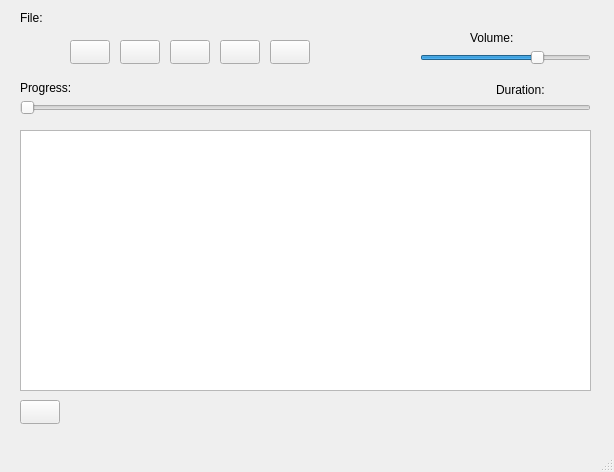
The window that Qt/MediaPlayerPD_321/MainWindow.ui (okovtun/PD_321_Win) describes before a commit, drawn with Qt 5.
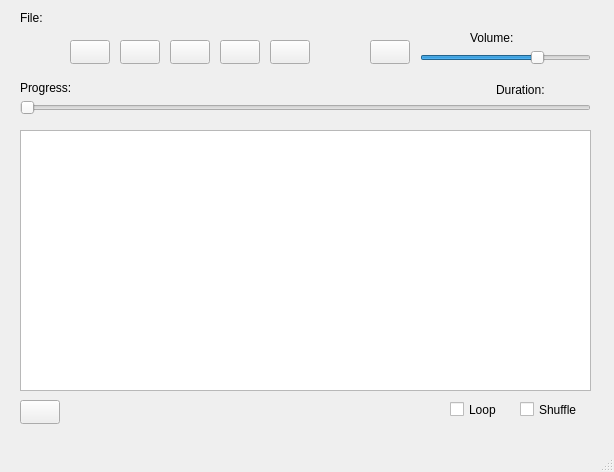
The same window after the commit. Icons and pictures are not drawn.

Diff of the .ui file:
```diff
--- a/Qt/MediaPlayerPD_321/MainWindow.ui
+++ b/Qt/MediaPlayerPD_321/MainWindow.ui
@@ -187,6 +187,48 @@
      </rect>
     </property>
    </widget>
+   <widget class="QPushButton" name="pushButtonMute">
+    <property name="geometry">
+     <rect>
+      <x>370</x>
+      <y>40</y>
+      <width>40</width>
+      <height>24</height>
+     </rect>
+    </property>
+    <property name="text">
+     <string/>
+    </property>
+    <property name="checkable">
+     <bool>true</bool>
+    </property>
+   </widget>
+   <widget class="QCheckBox" name="checkBoxLoop">
+    <property name="geometry">
+     <rect>
+      <x>450</x>
+      <y>400</y>
+      <width>72</width>
+      <height>19</height>
+     </rect>
+    </property>
+    <property name="text">
+     <string>Loop</string>
+    </property>
+   </widget>
+   <widget class="QCheckBox" name="checkBoxShuffle">
+    <property name="geometry">
+     <rect>
+      <x>520</x>
+      <y>400</y>
+      <width>72</width>
+      <height>19</height>
+     </rect>
+    </property>
+    <property name="text">
+     <string>Shuffle</string>
+    </property>
+   </widget>
   </widget>
   <widget class="QMenuBar" name="menubar">
    <property name="geometry">
```
